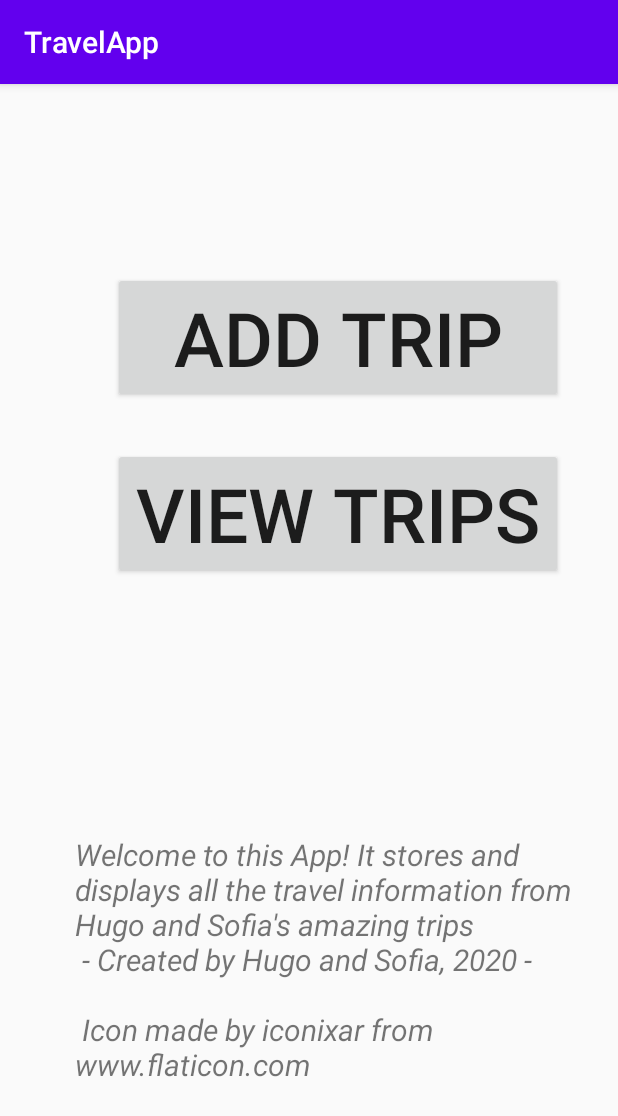
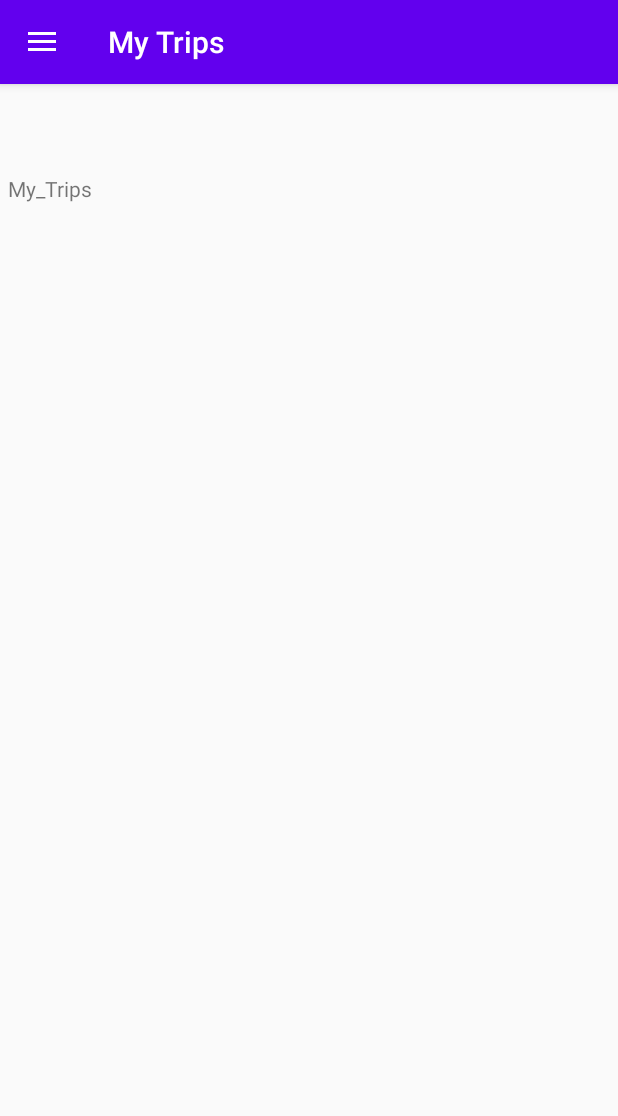
Before and after one commit to hugovelasquez/travel-app, an Android app: the screen it shows after launch (MainActivity), on a phone screen of 412 x 824 dp. Shown: the top 1116 px of the screen. Run offline under Robolectric (Android 15) with nearby library versions, the light colour scheme and no system bars.

Commit message:
Overhauled App by adding navbar and empty fragments.

```diff
--- a/app/build.gradle
+++ b/app/build.gradle
@@ -28,6 +28,8 @@ dependencies {
 
     implementation 'androidx.appcompat:appcompat:1.1.0'
     implementation 'androidx.constraintlayout:constraintlayout:1.1.3'
+    implementation 'androidx.navigation:navigation-fragment:2.2.2'
+    implementation 'androidx.navigation:navigation-ui:2.2.2'
     testImplementation 'junit:junit:4.12'
     androidTestImplementation 'androidx.test.ext:junit:1.1.1'
     androidTestImplementation 'androidx.test.espresso:espresso-core:3.2.0'
--- a/app/src/main/java/com/example/sucaldotravelapp/MainActivity.java
+++ b/app/src/main/java/com/example/sucaldotravelapp/MainActivity.java
@@ -1,46 +1,81 @@
 package com.example.sucaldotravelapp;
 
+import androidx.appcompat.app.ActionBarDrawerToggle;
 import androidx.appcompat.app.AppCompatActivity;
-import android.content.Intent;
+import androidx.appcompat.widget.Toolbar;
+import androidx.core.view.GravityCompat;
+import androidx.drawerlayout.widget.DrawerLayout;
+
 import android.os.Bundle;
-import android.view.View;
-import android.widget.Button;
+import android.view.MenuItem;
 
+import com.google.android.material.navigation.NavigationView;
 
-public class MainActivity extends AppCompatActivity {
+// implements "Navigation...Listener" needed for defining the drawer menu listeners
+public class MainActivity extends AppCompatActivity implements NavigationView.OnNavigationItemSelectedListener {
 
-    // Define variables
-    private Button btnAdd, btnView;
-    DatabaseHelper myDB;  // this is the DatabaseHelper class I created
+    private DrawerLayout drawer;
 
     @Override
     protected void onCreate(Bundle savedInstanceState) {
         super.onCreate(savedInstanceState);
-        // Link activity to layout xml
+        // link xml layout to this activity
         setContentView(R.layout.activity_main);
 
-        // Assignment of xml objects to variables
-        btnAdd = findViewById(R.id.btnAdd);
-        btnView = findViewById(R.id.btnView);
+        // Activate toolbar on top
+        Toolbar toolbar = findViewById(R.id.toolbar);
+        setSupportActionBar(toolbar);
 
-        myDB = new DatabaseHelper(this);
+        // Assign xml object to drawer variable
+        drawer = findViewById(R.id.drawer_layout);
 
-        // Click listener for btnAdd. It links this activity with the new activity "AddTripInformation".
-        btnAdd.setOnClickListener(new View.OnClickListener() {
-            @Override
-            public void onClick(View v) {
-                Intent addTripInfoIntent = new Intent(MainActivity.this, AddTripInformation.class);
-                startActivity(addTripInfoIntent);
-            }
-        });
+        // Define Listener for drawer menu
+        NavigationView navigationView = findViewById(R.id.nav_view);
+        navigationView.setNavigationItemSelectedListener(this);
 
-        // Click listener for btnView. It links this activity with the new activity "ViewTripInformation".
-        btnView.setOnClickListener(new View.OnClickListener() {
-            @Override
-            public void onClick(View v) {
-                Intent viewTripInfoIntent = new Intent(MainActivity.this, ViewTripInformation.class);
-                startActivity(viewTripInfoIntent);
-            }
-        });
+        // Add toggle capability to the drawer
+        ActionBarDrawerToggle toggle = new ActionBarDrawerToggle(this, drawer, toolbar,
+                R.string.navigation_drawer_open, R.string.navigation_drawer_close);
+        drawer.addDrawerListener(toggle);
+        toggle.syncState();
+
+        // Show My Trips as a default
+        if (savedInstanceState == null) {
+            getSupportFragmentManager().beginTransaction().replace(R.id.fragment_container,
+                    new MyTripsFragment()).commit();
+            // Show as selected in the drawer menu
+            navigationView.setCheckedItem(R.id.nav_my_trips);
+        }
+        getSupportActionBar().setTitle(getString(R.string.navbar_my_trips));
+
+    }
+
+    // Definition of listeners for each option in drawer menu.
+    // When option is selected, replace the xml object fragment_container with
+    // the layout within the corresponding fragment class
+    public boolean onNavigationItemSelected(MenuItem item) {
+        switch (item.getItemId()) {
+            case R.id.nav_my_trips:
+                getSupportFragmentManager().beginTransaction().replace(R.id.fragment_container,
+                        new MyTripsFragment()).commit();
+                getSupportActionBar().setTitle(getString(R.string.navbar_my_trips));
+                break;
+            case R.id.nav_add_trip:
+                getSupportFragmentManager().beginTransaction().replace(R.id.fragment_container,
+                        new AddTripFragment()).commit();
+                getSupportActionBar().setTitle(getString(R.string.navbar_add_trip));
+                break;
+        }
+        drawer.closeDrawer(GravityCompat.START);
+        return true;
+    }
+
+    // For displaying purposes only (close drawer if user presses back button)
+    public void onBackPressed() {
+        if (drawer.isDrawerOpen(GravityCompat.START)) {
+            drawer.closeDrawer(GravityCompat.START);
+        } else {
+            super.onBackPressed();
+        }
     }
 }
--- /dev/null
+++ b/app/src/main/java/com/example/sucaldotravelapp/MyTripsFragment.java
@@ -0,0 +1,18 @@
+package com.example.sucaldotravelapp;
+
+import android.os.Bundle;
+import android.view.LayoutInflater;
+import android.view.View;
+import android.view.ViewGroup;
+
+import androidx.annotation.NonNull;
+import androidx.annotation.Nullable;
+import androidx.fragment.app.Fragment;
+
+public class MyTripsFragment extends Fragment {
+    @Nullable
+    @Override
+    public View onCreateView(@NonNull LayoutInflater inflater, @Nullable ViewGroup container, @Nullable Bundle savedInstanceState) {
+        return inflater.inflate(R.layout.my_trips_view,container,false);
+    }
+}
--- /dev/null
+++ b/app/src/main/res/drawable/add_trip_icon.xml
@@ -0,0 +1,9 @@
+<vector xmlns:android="http://schemas.android.com/apk/res/android"
+        android:width="24dp"
+        android:height="24dp"
+        android:viewportWidth="24.0"
+        android:viewportHeight="24.0">
+    <path
+        android:fillColor="#FF000000"
+        android:pathData="M14,10L2,10v2h12v-2zM14,6L2,6v2h12L14,6zM18,14v-4h-2v4h-4v2h4v4h2v-4h4v-2h-4zM2,16h8v-2L2,14v2z"/>
+</vector>
--- /dev/null
+++ b/app/src/main/res/drawable/my_trips_icon.xml
@@ -0,0 +1,9 @@
+<vector xmlns:android="http://schemas.android.com/apk/res/android"
+        android:width="24dp"
+        android:height="24dp"
+        android:viewportWidth="24.0"
+        android:viewportHeight="24.0">
+    <path
+        android:fillColor="#FF000000"
+        android:pathData="M2,20h20v-4L2,16v4zM4,17h2v2L4,19v-2zM2,4v4h20L22,4L2,4zM6,7L4,7L4,5h2v2zM2,14h20v-4L2,10v4zM4,11h2v2L4,13v-2z"/>
+</vector>
--- a/app/src/main/res/layout/activity_main.xml
+++ b/app/src/main/res/layout/activity_main.xml
@@ -1,39 +1,41 @@
 <?xml version="1.0" encoding="utf-8"?>
+<androidx.drawerlayout.widget.DrawerLayout
+    xmlns:android="http://schemas.android.com/apk/res/android"
+    xmlns:app="http://schemas.android.com/apk/res-auto"
 
-
-<RelativeLayout xmlns:android="http://schemas.android.com/apk/res/android"
-    xmlns:tools="http://schemas.android.com/tools"
+    android:id="@+id/drawer_layout"
     android:layout_width="match_parent"
     android:layout_height="match_parent"
-    tools:context=".MainActivity">
+    android:fitsSystemWindows="true">
 
-    <Button
-        android:id="@+id/btnAdd"
-        android:layout_marginTop="125dp"
-        android:layout_marginStart="75dp"
-        android:layout_width="300dp"
-        android:layout_height="wrap_content"
-        android:text="@string/text_btnAdd"
-        android:textSize="50sp"/>
+    <LinearLayout
+        android:layout_width="match_parent"
+        android:layout_height="match_parent"
+        android:orientation="vertical">
 
-    <Button
-        android:id="@+id/btnView"
-        android:layout_below="@+id/btnAdd"
-        android:layout_marginTop="30dp"
-        android:layout_marginStart="75dp"
-        android:layout_width="300dp"
-        android:layout_height="wrap_content"
-        android:text="@string/text_btnView"
-        android:textSize="50sp"/>
+        <androidx.appcompat.widget.Toolbar
+            android:layout_width="match_parent"
+            android:layout_height="?attr/actionBarSize"
+            android:background="@color/colorPrimary"
+            android:id="@+id/toolbar"
+            android:theme="@style/ThemeOverlay.AppCompat.Dark.ActionBar"
+            app:popupTheme="@style/ThemeOverlay.AppCompat.Light"
+            android:elevation="4dp"/>
 
-    <TextView
-        android:id="@+id/txtAppCredits"
-        android:layout_marginTop="500dp"
-        android:layout_marginStart="50dp"
-        android:textSize="20dp"
-        android:textStyle="italic"
-        android:text="Welcome to this App! It stores and displays all the travel information from Hugo and Sofia's amazing trips \n - Created by Hugo and Sofia, 2020 - \n \n Icon made by iconixar from www.flaticon.com"
+        <FrameLayout
+            android:id="@+id/fragment_container"
+            android:layout_width="match_parent"
+            android:layout_height="match_parent">
+
+        </FrameLayout>
+
+    </LinearLayout>
+
+    <com.google.android.material.navigation.NavigationView
+        android:id="@+id/nav_view"
         android:layout_width="wrap_content"
-        android:layout_height="wrap_content"/>
+        android:layout_height="match_parent"
+        android:layout_gravity="start"
+        app:menu="@menu/drawer_menu"/>
 
-</RelativeLayout>
+</androidx.drawerlayout.widget.DrawerLayout>
--- a/app/src/main/res/layout/trip_information_view.xml
+++ b/app/src/main/res/layout/my_trips_view.xml
@@ -9,6 +9,11 @@
     android:paddingTop="@dimen/vertMargin"
     android:paddingRight="@dimen/horMargin">
 
+    <TextView
+        android:layout_width="wrap_content"
+        android:layout_height="wrap_content"
+        android:text="My_Trips"/>
+
     <ListView
         android:id="@+id/listView"
         android:layout_width="match_parent"
--- /dev/null
+++ b/app/src/main/res/menu/drawer_menu.xml
@@ -0,0 +1,18 @@
+<?xml version="1.0" encoding="utf-8"?>
+<menu xmlns:android="http://schemas.android.com/apk/res/android">
+
+    <group android:checkableBehavior="single">
+        <item
+            android:id="@+id/nav_my_trips"
+            android:icon="@drawable/my_trips_icon"
+            android:title="@string/navbar_my_trips" />
+
+        <item
+            android:id="@+id/nav_add_trip"
+            android:icon="@drawable/add_trip_icon"
+            android:title="@string/navbar_add_trip" />
+
+    </group>
+
+
+</menu>
--- a/app/src/main/res/values/dimens.xml
+++ b/app/src/main/res/values/dimens.xml
@@ -16,7 +16,7 @@
     <dimen name="txtSizeMain">30sp</dimen>
     <dimen name="txtSizeSub">25sp</dimen>
 
-    <!-- trip_information_view.xml and list_adapter_view.xml -->
+    <!-- my_trips_view.xmlt_adapter_view.xml -->
     <dimen name="vertMargin">60dp</dimen>
     <dimen name="horMargin">5dp</dimen>
     <dimen name="textSize_listAdapter">20sp</dimen>
--- a/app/src/main/res/values/strings.xml
+++ b/app/src/main/res/values/strings.xml
@@ -13,4 +13,10 @@
     <string name="text_Desc">Trip description:</string>
     <string name="text_btnAddToDb">Add to list</string>
     <string name="txt_tripDesc">Trip Description:</string>
+
+    <!-- navbar -->
+    <string name="navigation_drawer_open">Open navigation drawer</string>
+    <string name="navigation_drawer_close">Close navigation drawer</string>
+    <string name="navbar_my_trips">My Trips</string>
+    <string name="navbar_add_trip">Add Trip</string>
 </resources>
```
Also changed, not shown: app/src/main/AndroidManifest.xml (+2 -9 lines), app/src/main/java/com/example/sucaldotravelapp/AddTripFragment.java (added, +18 -0 lines), app/src/main/java/com/example/sucaldotravelapp/AddTripInformation.java (deleted, +0 -77 lines), app/src/main/java/com/example/sucaldotravelapp/MultiColumnAdapter.java (+21 -21 lines), app/src/main/java/com/example/sucaldotravelapp/User.java (+0 -46 lines), app/src/main/java/com/example/sucaldotravelapp/ViewTripInformation.java (+4 -4 lines), app/src/main/res/layout/add_trip_view.xml (added, +12 -0 lines), app/src/main/res/layout/trip_information_add.xml (deleted, +0 -203 lines).
